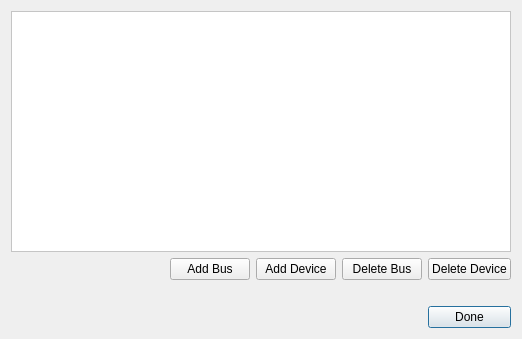
Old version of the form Graffik/gui/core/NetworkManager/networkmanager.ui in the repository DynamicPerception/Graffik_Legacy.
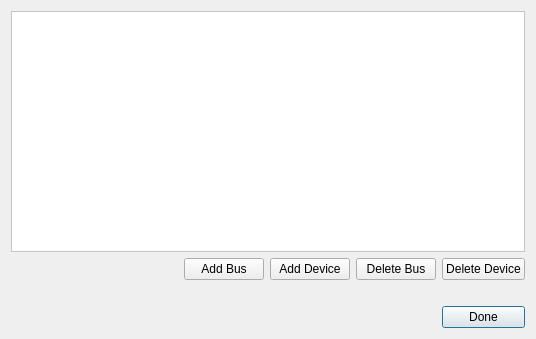
New version of the form.

The edit to the form file:
```diff
--- a/Graffik/gui/core/NetworkManager/networkmanager.ui
+++ b/Graffik/gui/core/NetworkManager/networkmanager.ui
@@ -6,7 +6,7 @@
    <rect>
     <x>0</x>
     <y>0</y>
-    <width>522</width>
+    <width>536</width>
     <height>339</height>
    </rect>
   </property>
```
Left out of the diff: 6 changed lines with no effect on the pictures.
